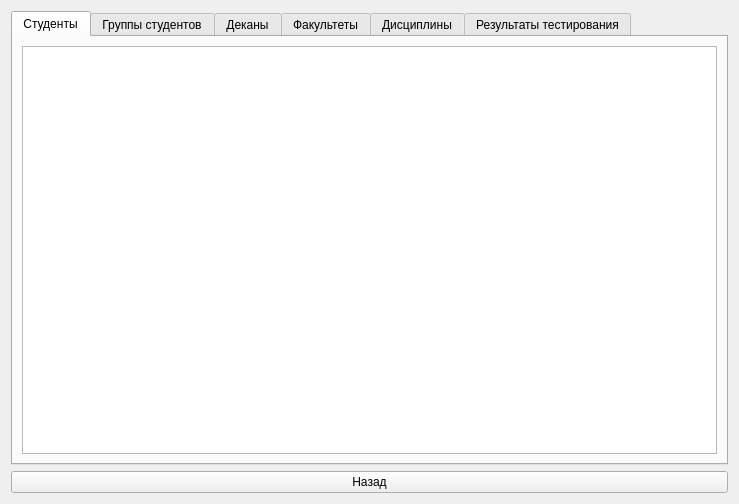
Above: adminbd.ui from gunmaden/IS-AOOZ before the change. Below: the same form after it.
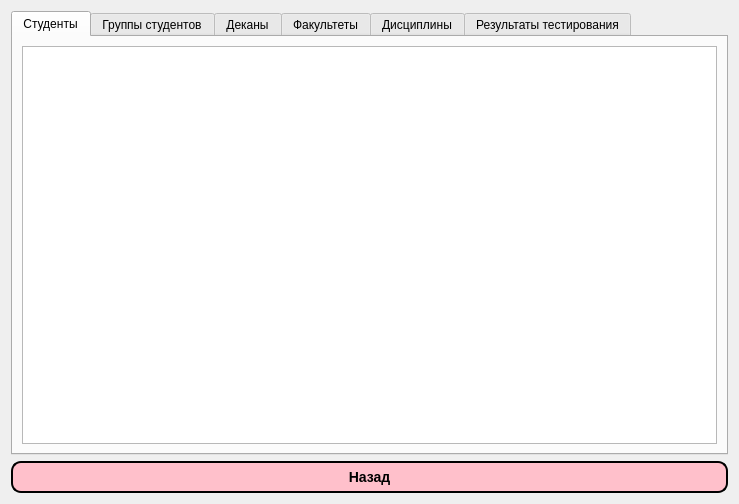
That is the form after the change.

Patch:
```diff
--- a/adminbd.ui
+++ b/adminbd.ui
@@ -16,6 +16,22 @@
   <layout class="QGridLayout" name="gridLayout">
    <item row="1" column="0">
     <widget class="QPushButton" name="pushButton">
+     <property name="styleSheet">
+      <string notr="true">QPushButton{
+     background-color: pink;
+     border-style: outset;
+     border-width: 2px;
+     border-radius: 10px;
+     border-color: black;
+     font: bold 14px;
+     min-width: 10em;
+     padding: 6px;
+ }
+ QPushButton:pressed {
+     background-color: rgb(0, 255, 238);
+     border-style: inset;
+ }</string>
+     </property>
      <property name="text">
       <string>Назад</string>
      </property>
```
